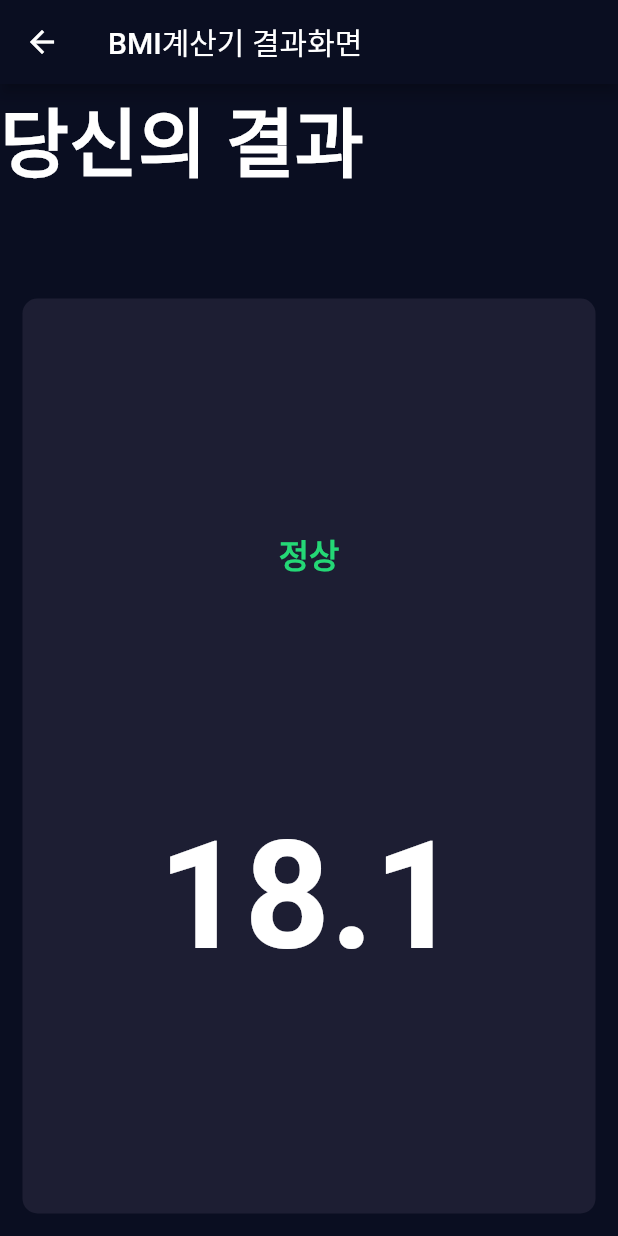
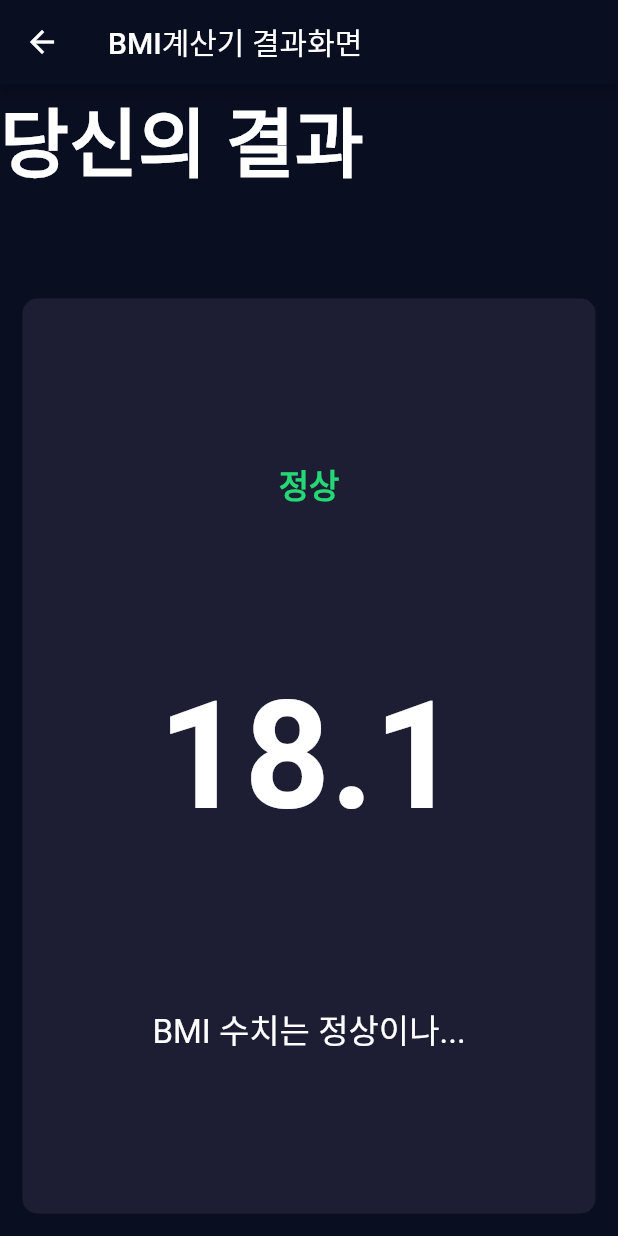
Before and after one commit to angre-kim/bmi_0110_0116, a Flutter app: the ResultsPage screen opened directly, on a phone screen of 412 x 824 dp. Run offline on Flutter 3.47's test engine with Material 2 defaults, Android fonts, the phone set to English and light mode, and no system bars; our stand-ins replace font_awesome_flutter.

Commit message:
126강-result page UI-수치밑 텍스트 디스플레이

```diff
--- a/lib/constants.dart
+++ b/lib/constants.dart
@@ -21,10 +21,10 @@ const kTitletextStyle = TextStyle(
 const kResultTextStyle = TextStyle(
   color: Color(0xff24d876),
   fontSize: 22.0,
-  fontWeight: FontWeight.bold,
-  );
+  fontWeight: FontWeight.bold, );
 
 const kBMITextStyle = TextStyle(
   fontSize: 100.0,
-  fontWeight: FontWeight.bold,
-);
+  fontWeight: FontWeight.bold,);
+const kBodyTextStyle = TextStyle(
+  fontSize: 22.0,);
--- a/lib/result_page.dart
+++ b/lib/result_page.dart
@@ -39,6 +39,11 @@ class ResultsPage extends StatelessWidget {
                     '18.1',
                     style: kBMITextStyle,
                   ),
+                  Text(
+                                        'BMI 수치는 정상이나...',
+                    textAlign: TextAlign.center,
+                    style: kBodyTextStyle,
+                  ),
                 ],
               ),
             ),
```
